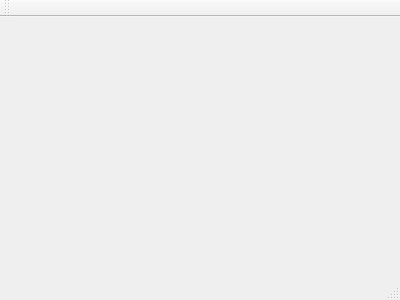
This is mainwindow.ui in VectorWWW/Qt-Serial-Port as Qt 5 draws it before an edit. The edited form follows.
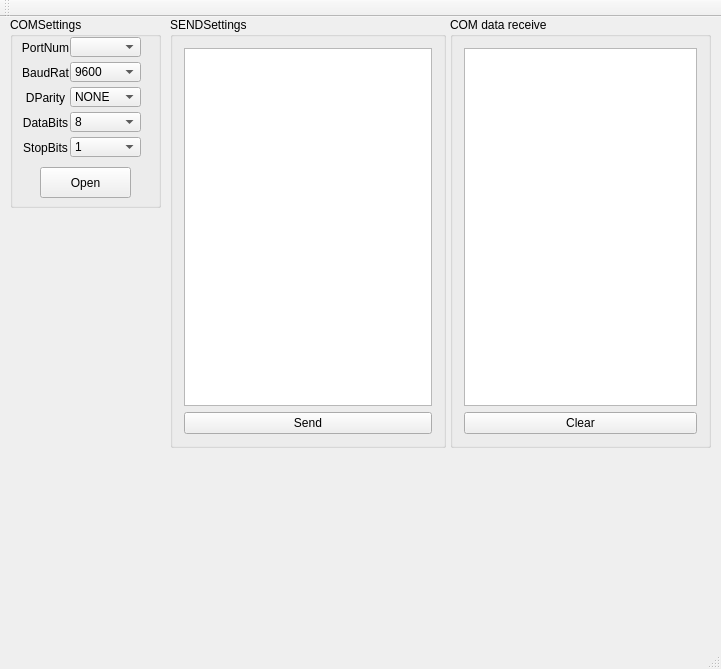
This is the edited form.

```diff
--- a/mainwindow.ui
+++ b/mainwindow.ui
@@ -1,24 +1,355 @@
 <ui version="4.0">
  <class>MainWindow</class>
- <widget class="QMainWindow" name="MainWindow" >
-  <property name="geometry" >
+ <widget class="QMainWindow" name="MainWindow">
+  <property name="geometry">
    <rect>
     <x>0</x>
     <y>0</y>
-    <width>400</width>
-    <height>300</height>
+    <width>721</width>
+    <height>669</height>
    </rect>
   </property>
   <property name="windowTitle" >
    <string>MainWindow</string>
   </property>
-  <widget class="QMenuBar" name="menuBar" />
-  <widget class="QToolBar" name="mainToolBar" />
-  <widget class="QWidget" name="centralWidget" />
-  <widget class="QStatusBar" name="statusBar" />
+  <widget class="QWidget" name="centralWidget">
+   <widget class="QGroupBox" name="groupBox">
+    <property name="geometry">
+     <rect>
+      <x>10</x>
+      <y>0</y>
+      <width>151</width>
+      <height>191</height>
+     </rect>
+    </property>
+    <property name="title">
+     <string>COMSettings</string>
+    </property>
+    <widget class="QPushButton" name="uartOpenCloseBtn">
+     <property name="geometry">
+      <rect>
+       <x>30</x>
+       <y>150</y>
+       <width>91</width>
+       <height>31</height>
+      </rect>
+     </property>
+     <property name="text">
+      <string>Open</string>
+     </property>
+    </widget>
+    <widget class="QComboBox" name="parityCombo">
+     <property name="geometry">
+      <rect>
+       <x>60</x>
+       <y>70</y>
+       <width>71</width>
+       <height>20</height>
+      </rect>
+     </property>
+     <property name="currentIndex">
+      <number>0</number>
+     </property>
+     <item>
+      <property name="text">
+       <string>NONE</string>
+      </property>
+     </item>
+     <item>
+      <property name="text">
+       <string>EVEN</string>
+      </property>
+     </item>
+     <item>
+      <property name="text">
+       <string>ODD</string>
+      </property>
+     </item>
+     <item>
+      <property name="text">
+       <string>SPACE</string>
+      </property>
+     </item>
+     <item>
+      <property name="text">
+       <string>MARK</string>
+      </property>
+     </item>
+    </widget>
+    <widget class="QComboBox" name="stopBitsComb">
+     <property name="geometry">
+      <rect>
+       <x>60</x>
+       <y>120</y>
+       <width>71</width>
+       <height>20</height>
+      </rect>
+     </property>
+     <item>
+      <property name="text">
+       <string>1</string>
+      </property>
+     </item>
+     <item>
+      <property name="text">
+       <string>1.5</string>
+      </property>
+     </item>
+     <item>
+      <property name="text">
+       <string>2</string>
+      </property>
+     </item>
+    </widget>
+    <widget class="QLabel" name="label_4">
+     <property name="geometry">
+      <rect>
+       <x>10</x>
+       <y>70</y>
+       <width>51</width>
+       <height>21</height>
+      </rect>
+     </property>
+     <property name="text">
+      <string>DParity</string>
+     </property>
+     <property name="alignment">
+      <set>Qt::AlignCenter</set>
+     </property>
+    </widget>
+    <widget class="QLabel" name="label_6">
+     <property name="geometry">
+      <rect>
+       <x>10</x>
+       <y>120</y>
+       <width>51</width>
+       <height>21</height>
+      </rect>
+     </property>
+     <property name="text">
+      <string>StopBits</string>
+     </property>
+     <property name="alignment">
+      <set>Qt::AlignCenter</set>
+     </property>
+    </widget>
+    <widget class="QLabel" name="label_3">
+     <property name="geometry">
+      <rect>
+       <x>10</x>
+       <y>45</y>
+       <width>51</width>
+       <height>21</height>
+      </rect>
+     </property>
+     <property name="text">
+      <string>BaudRat</string>
+     </property>
+     <property name="alignment">
+      <set>Qt::AlignCenter</set>
+     </property>
+    </widget>
+    <widget class="QComboBox" name="portNameCombo">
+     <property name="geometry">
+      <rect>
+       <x>60</x>
+       <y>20</y>
+       <width>71</width>
+       <height>20</height>
+      </rect>
+     </property>
+    </widget>
+    <widget class="QLabel" name="label_2">
+     <property name="geometry">
+      <rect>
+       <x>10</x>
+       <y>20</y>
+       <width>51</width>
+       <height>21</height>
+      </rect>
+     </property>
+     <property name="text">
+      <string>PortNum</string>
+     </property>
+     <property name="alignment">
+      <set>Qt::AlignCenter</set>
+     </property>
+    </widget>
+    <widget class="QComboBox" name="dataBitsCombo">
+     <property name="geometry">
+      <rect>
+       <x>60</x>
+       <y>95</y>
+       <width>71</width>
+       <height>20</height>
+      </rect>
+     </property>
+     <item>
+      <property name="text">
+       <string>8</string>
+      </property>
+     </item>
+     <item>
+      <property name="text">
+       <string>7</string>
+      </property>
+     </item>
+     <item>
+      <property name="text">
+       <string>6</string>
+      </property>
+     </item>
+     <item>
+      <property name="text">
+       <string>5</string>
+      </property>
+     </item>
+    </widget>
+    <widget class="QLabel" name="label_5">
+     <property name="geometry">
+      <rect>
+       <x>10</x>
+       <y>95</y>
+       <width>51</width>
+       <height>21</height>
+      </rect>
+     </property>
+     <property name="text">
+      <string>DataBits</string>
+     </property>
+     <property name="alignment">
+      <set>Qt::AlignCenter</set>
+     </property>
+    </widget>
+    <widget class="QComboBox" name="baudRateCombo">
+     <property name="geometry">
+      <rect>
+       <x>60</x>
+       <y>45</y>
+       <width>71</width>
+       <height>20</height>
+      </rect>
+     </property>
+     <property name="currentIndex">
+      <number>3</number>
+     </property>
+     <item>
+      <property name="text">
+       <string>1200</string>
+      </property>
+     </item>
+     <item>
+      <property name="text">
+       <string>2400</string>
+      </property>
+     </item>
+     <item>
+      <property name="text">
+       <string>4800</string>
+      </property>
+     </item>
+     <item>
+      <property name="text">
+       <string>9600</string>
+      </property>
+     </item>
+     <item>
+      <property name="text">
+       <string>19200</string>
+      </property>
+     </item>
+     <item>
+      <property name="text">
+       <string>38400</string>
+      </property>
+     </item>
+     <item>
+      <property name="text">
+       <string>57600</string>
+      </property>
+     </item>
+     <item>
+      <property name="text">
+       <string>115200</string>
+      </property>
+     </item>
+    </widget>
+   </widget>
+   <widget class="QGroupBox" name="groupBox_2">
+    <property name="geometry">
+     <rect>
+      <x>450</x>
+      <y>0</y>
+      <width>261</width>
+      <height>431</height>
+     </rect>
+    </property>
+    <property name="title">
+     <string>COM data receive</string>
+    </property>
+    <layout class="QGridLayout" name="gridLayout_2">
+     <item row="0" column="0">
+      <widget class="QTextEdit" name="uartRecvText"/>
+     </item>
+     <item row="1" column="0">
+      <widget class="QPushButton" name="recvClearBtn">
+       <property name="text">
+        <string>Clear</string>
+       </property>
+      </widget>
+     </item>
+    </layout>
+   </widget>
+   <widget class="QGroupBox" name="groupBox_4">
+    <property name="enabled">
+     <bool>true</bool>
+    </property>
+    <property name="geometry">
+     <rect>
+      <x>170</x>
+      <y>0</y>
+      <width>276</width>
+      <height>431</height>
+     </rect>
+    </property>
+    <property name="title">
+     <string>SENDSettings</string>
+    </property>
+    <layout class="QVBoxLayout" name="verticalLayout">
+     <item>
+      <widget class="QTextEdit" name="uartSendText"/>
+     </item>
+     <item>
+      <widget class="QPushButton" name="uartSendBtn">
+       <property name="text">
+        <string>Send</string>
+       </property>
+      </widget>
+     </item>
+    </layout>
+   </widget>
+  </widget>
+  <widget class="QMenuBar" name="menuBar">
+   <property name="geometry">
+    <rect>
+     <x>0</x>
+     <y>0</y>
+     <width>721</width>
+     <height>23</height>
+    </rect>
+   </property>
+  </widget>
+  <widget class="QToolBar" name="mainToolBar">
+   <attribute name="toolBarArea">
+    <enum>TopToolBarArea</enum>
+   </attribute>
+   <attribute name="toolBarBreak">
+    <bool>false</bool>
+   </attribute>
+  </widget>
+  <widget class="QStatusBar" name="statusBar"/>
  </widget>
- <layoutDefault spacing="6" margin="11" />
- <pixmapfunction></pixmapfunction>
+ <layoutdefault spacing="6" margin="11"/>
  <resources/>
  <connections/>
 </ui>
```
Left out of the diff: 3 changed lines with no effect on the pictures.
